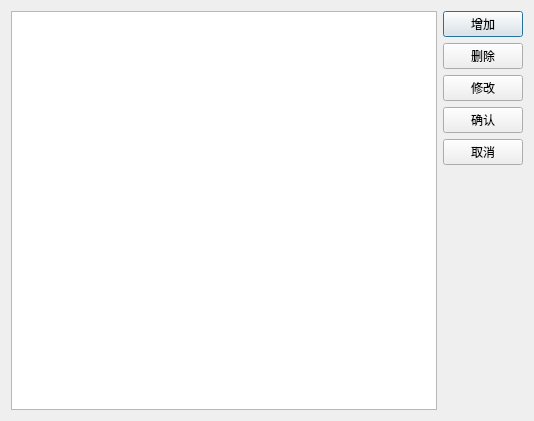
Before: the Qt Designer form ui/DeviceInfo.ui in binnary/BSCJZ8, drawn with Qt 5.
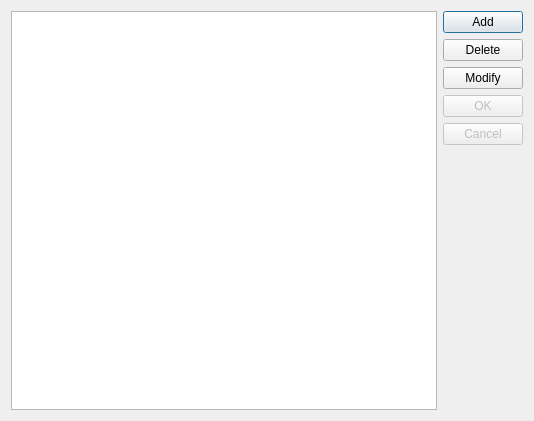
After: the same form once the commit is applied.

Patch:
```diff
--- a/ui/DeviceInfo.ui
+++ b/ui/DeviceInfo.ui
@@ -22,35 +22,41 @@
      <item>
       <widget class="QPushButton" name="pushButton_Add">
        <property name="text">
-        <string>增加</string>
+        <string>Add</string>
        </property>
       </widget>
      </item>
      <item>
       <widget class="QPushButton" name="pushButton_Del">
        <property name="text">
-        <string>删除</string>
+        <string>Delete</string>
        </property>
       </widget>
      </item>
      <item>
       <widget class="QPushButton" name="pushButton_Modify">
        <property name="text">
-        <string>修改</string>
+        <string>Modify</string>
        </property>
       </widget>
      </item>
      <item>
       <widget class="QPushButton" name="pushButton_OK">
+       <property name="enabled">
+        <bool>false</bool>
+       </property>
        <property name="text">
-        <string>确认</string>
+        <string>OK</string>
        </property>
       </widget>
      </item>
      <item>
       <widget class="QPushButton" name="pushButton_Cacel">
+       <property name="enabled">
+        <bool>false</bool>
+       </property>
        <property name="text">
-        <string>取消</string>
+        <string>Cancel</string>
        </property>
       </widget>
      </item>
```
Left out of the diff: 37 changed lines with no effect on the pictures.
